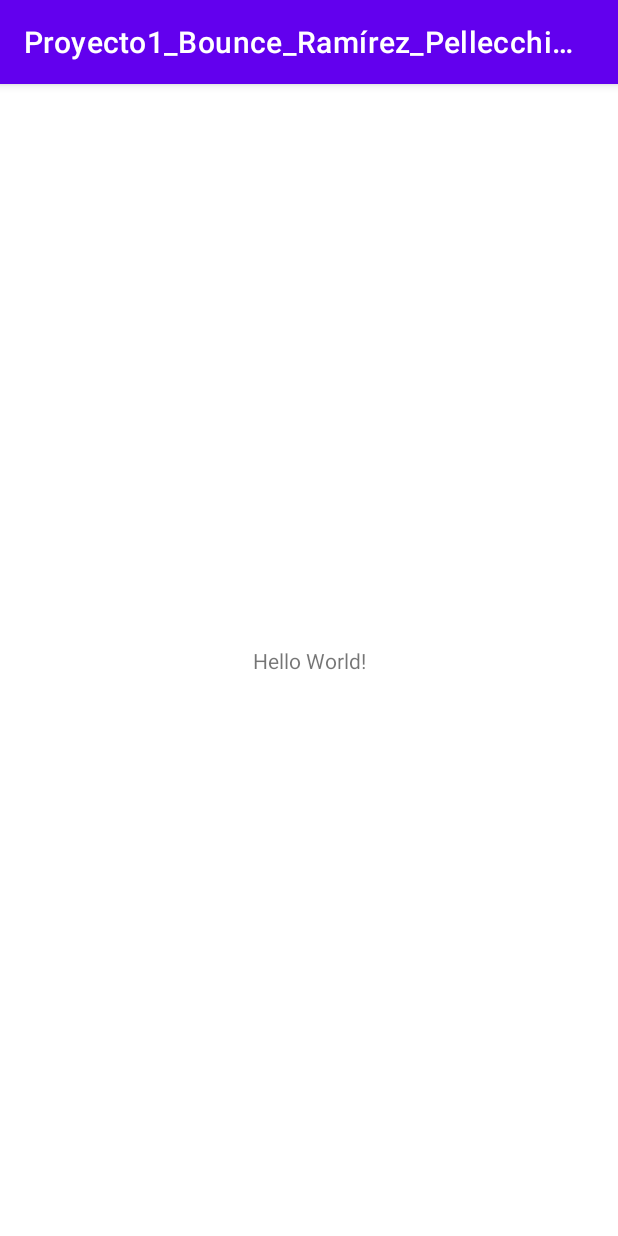
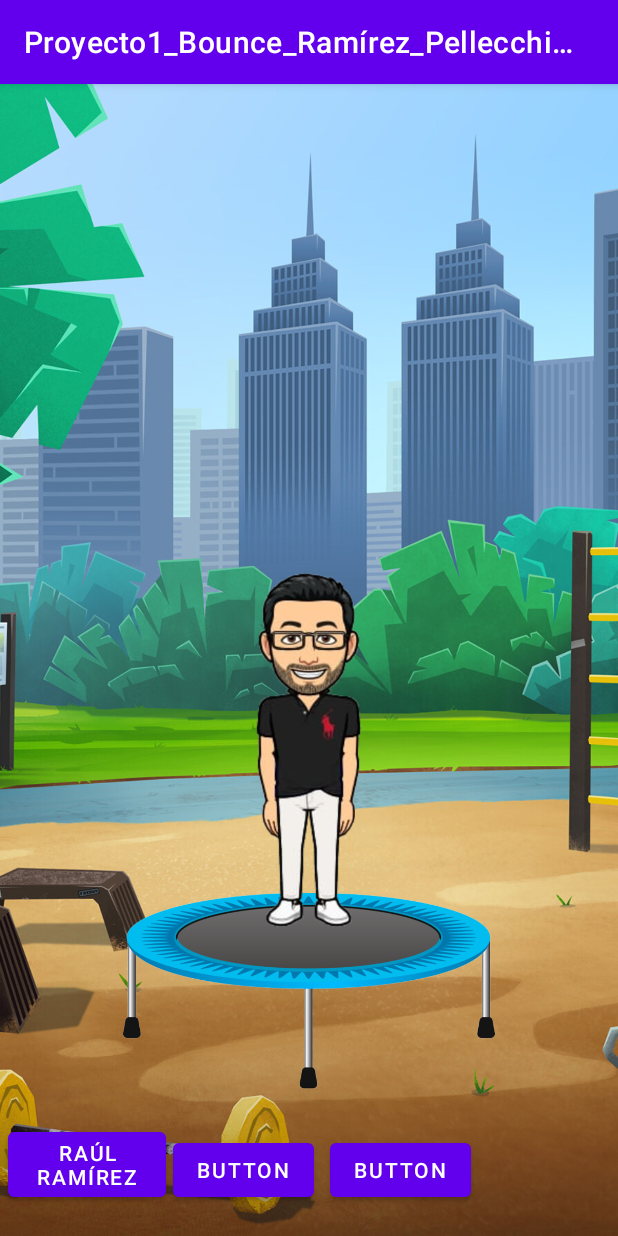
Before and after one commit to rramirez17/proyecto1bounce, an Android app: the screen it shows after launch (MainActivity), on a phone screen of 412 x 824 dp. Run offline under Robolectric (Android 15) with nearby library versions, the phone set to English and light mode, and no system bars.

Commit message:
Se agregó la lógica inicial de la animación Bounce

```diff
--- a/app/src/main/java/com/example/proyecto1_bounce_ramrez_pellecchia_gonzlez_camarena/MainActivity.java
+++ b/app/src/main/java/com/example/proyecto1_bounce_ramrez_pellecchia_gonzlez_camarena/MainActivity.java
@@ -3,12 +3,34 @@ package com.example.proyecto1_bounce_ramrez_pellecchia_gonzlez_camarena;
 import androidx.appcompat.app.AppCompatActivity;
 
 import android.os.Bundle;
+import android.view.View;
+import android.view.animation.Animation;
+import android.view.animation.AnimationUtils;
+import android.widget.Button;
+import android.widget.ImageView;
+
 
 public class MainActivity extends AppCompatActivity {
+
+
+    private Button button1;
+    private ImageView imageView;
+
 
     @Override
     protected void onCreate(Bundle savedInstanceState) {
         super.onCreate(savedInstanceState);
         setContentView(R.layout.activity_main);
+
+        ImageView imageView = (ImageView) findViewById(R.id.persona);
+        button1 = (Button) findViewById(R.id.button);
+
+        button1.setOnClickListener(new View.OnClickListener() {
+            @Override
+            public void onClick(View view) {
+                Animation animation = AnimationUtils.loadAnimation(getApplicationContext(),R.animati);
+                imageView.startAnimation(animation);
+            }
+        });
     }
 }
--- a/app/src/main/res/layout/activity_main.xml
+++ b/app/src/main/res/layout/activity_main.xml
@@ -1,18 +1,68 @@
 <?xml version="1.0" encoding="utf-8"?>
-<androidx.constraintlayout.widget.ConstraintLayout xmlns:android="http://schemas.android.com/apk/res/android"
+<RelativeLayout
+    xmlns:android="http://schemas.android.com/apk/res/android"
     xmlns:app="http://schemas.android.com/apk/res-auto"
     xmlns:tools="http://schemas.android.com/tools"
     android:layout_width="match_parent"
     android:layout_height="match_parent"
     tools:context=".MainActivity">
 
-    <TextView
+    <ImageView
+        android:layout_width="match_parent"
+        android:layout_height="match_parent"
+        android:scaleType="centerCrop"
+        android:src="@drawable/paisaje" />
+
+    <ImageView
+        android:id="@+id/trampolin"
+        android:layout_width="248dp"
+        android:layout_height="157dp"
+        android:layout_alignParentBottom="true"
+        android:layout_centerHorizontal="true"
+        android:layout_marginBottom="84dp"
+        android:src="@drawable/trampolin1" />
+
+    <ImageView
+        android:id="@+id/persona"
+        android:layout_width="279dp"
+        android:layout_height="587dp"
+        android:layout_alignParentBottom="true"
+        android:layout_centerHorizontal="true"
+        android:layout_marginBottom="50dp"
+        android:src="@drawable/bounce_raul_1" />
+
+    <Button
+        android:id="@+id/button"
+        android:layout_width="105dp"
+        android:layout_height="wrap_content"
+        android:layout_alignParentBottom="true"
+        android:layout_marginLeft="5dp"
+        android:layout_marginBottom="20dp"
+
+        android:color="@color/black"
+        android:text="@string/button1"
+        android:textColor="@color/white"
+        app:iconTint="#FFC107" />
+
+    <Button
+        android:id="@+id/button2"
         android:layout_width="wrap_content"
         android:layout_height="wrap_content"
-        android:text="Hello World!"
-        app:layout_constraintBottom_toBottomOf="parent"
-        app:layout_constraintEnd_toEndOf="parent"
-        app:layout_constraintStart_toStartOf="parent"
-        app:layout_constraintTop_toTopOf="parent" />
+        android:layout_alignParentBottom="true"
+        android:layout_marginLeft="115dp"
+        android:layout_marginBottom="20dp"
+        android:text="Button" />
 
-</androidx.constraintlayout.widget.ConstraintLayout>
+
+
+    <Button
+        android:id="@+id/button3"
+        android:layout_width="wrap_content"
+        android:layout_height="wrap_content"
+        android:layout_alignParentBottom="true"
+        android:layout_marginLeft="220dp"
+        android:layout_marginBottom="20dp"
+        android:text="Button" />
+
+
+</RelativeLayout>
--- a/app/src/main/res/values/strings.xml
+++ b/app/src/main/res/values/strings.xml
@@ -1,3 +1,4 @@
 <resources>
     <string name="app_name">Proyecto1_Bounce_Ramírez_Pellecchia_González_Camarena</string>
+    <string name="button1">Raúl Ramírez</string>
 </resources>
```
Also changed, not shown: app/src/main/res/animations/test.txt (added), app/src/main/res/drawable/bounce__raul_2.png (added), app/src/main/res/drawable/bounce__raul_3.png (added), app/src/main/res/drawable/bounce_raul_1.png (added), app/src/main/res/drawable/paisaje.jpg (added), app/src/main/res/drawable/trampolin1.png (added).
